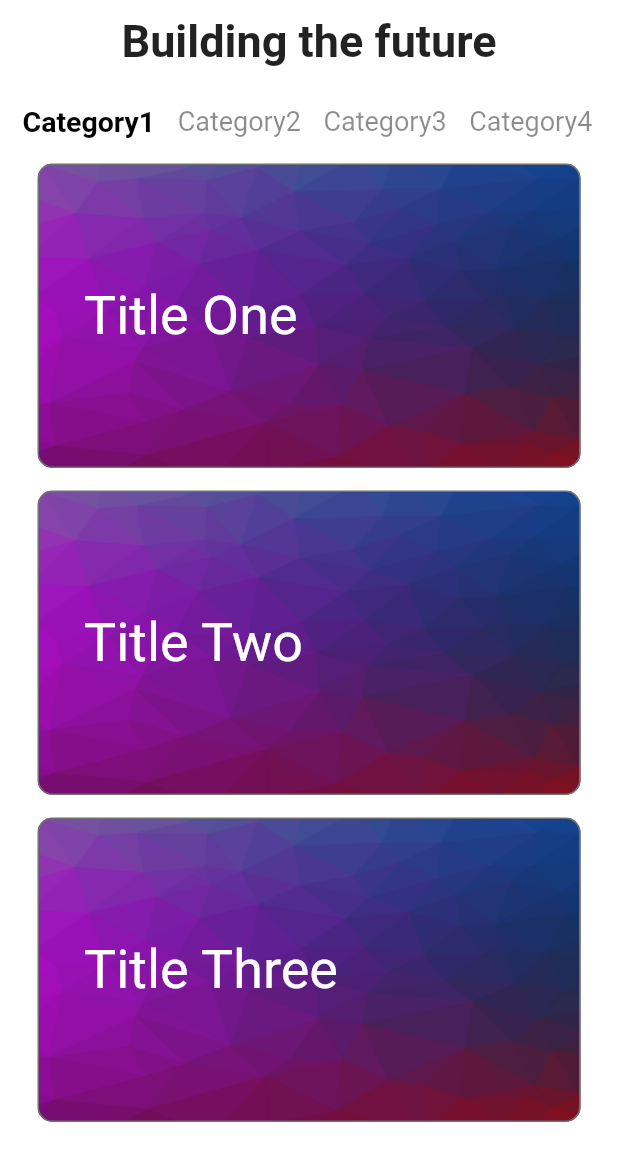
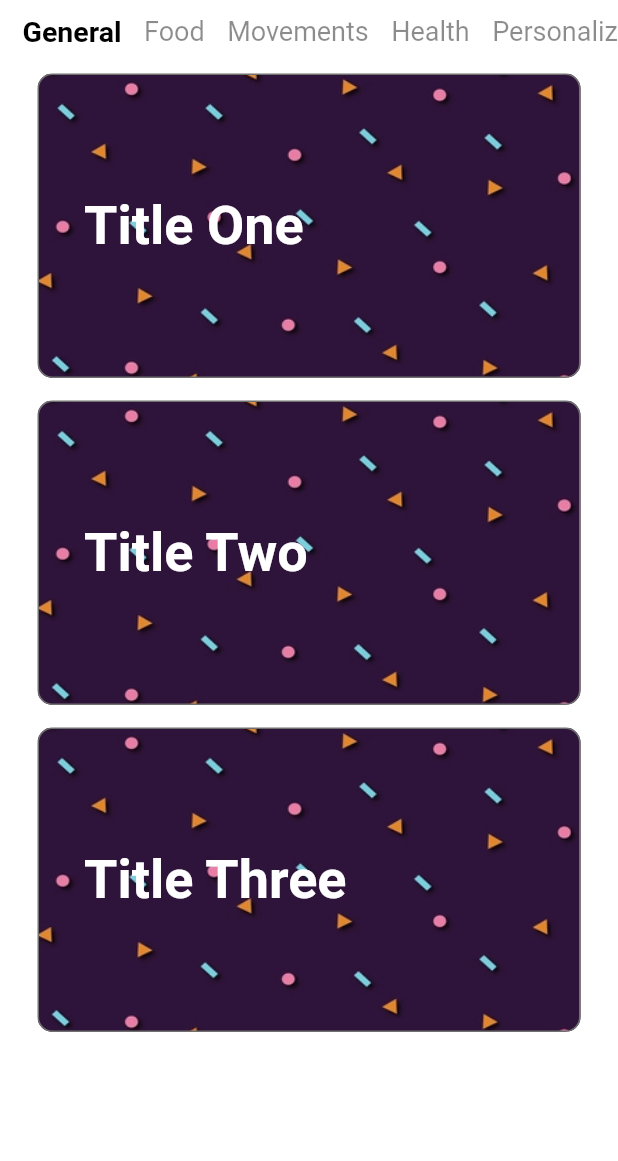
Before and after one commit to betaoverflow/donna, a Flutter app: the HomePage widget shown alone on an empty page, opened directly, on a phone screen of 412 x 824 dp. Shown: the top 1161 px of the screen. Run offline on Flutter 3.47's test engine with Material 2 defaults, Android fonts, the phone set to English and light mode, and no system bars; our stand-ins replace animated_theme_switcher, bubble_bottom_bar, cloud_firestore, firebase_auth, firebase_core, flutter_tts and 1 more; missing offline and left inert: dart:ffi; accounts and stored records are empty; network calls fail.

Commit message:
Enhacement: Home page UI and categories added

```diff
--- a/lib/home.dart
+++ b/lib/home.dart
@@ -105,14 +105,14 @@ class _HomeState extends State<Home> {
       //according to index pages shown
       body: <Widget>[HomePage(), FormPage(), ProfilePage()][currentIndex],
       bottomNavigationBar: BubbleBottomBar(
-        opacity: 0.2,
+        opacity: 0.1,
         currentIndex: currentIndex,
         onTap: changePage,
         borderRadius: BorderRadius.vertical(top: Radius.circular(16)),
         elevation: 8,
         items: <BubbleBottomBarItem>[
           BubbleBottomBarItem(
-              backgroundColor: Colors.red,
+              backgroundColor: Colors.green,
               icon: Icon(
                 Icons.home,
                 color: Colors.black,
@@ -134,7 +134,7 @@ class _HomeState extends State<Home> {
               ),
               title: Text("Form")),
           BubbleBottomBarItem(
-              backgroundColor: Colors.purple,
+              backgroundColor: Colors.green,
               icon: Icon(
                 Icons.person,
                 color: Colors.black,
--- a/lib/model/categories.dart
+++ b/lib/model/categories.dart
@@ -4,8 +4,9 @@ class CategoryModel {
 }
 
 List<CategoryModel> categories = [
-  CategoryModel(name: "Category1"),
-  CategoryModel(name: 'Category2'),
-  CategoryModel(name: 'Category3'),
-  CategoryModel(name: 'Category4')
+  CategoryModel(name: "General"),
+  CategoryModel(name: 'Food'),
+  CategoryModel(name: 'Movements'),
+  CategoryModel(name: 'Health'),
+  CategoryModel(name: 'Personalized')
 ];
--- a/lib/screens/homePage.dart
+++ b/lib/screens/homePage.dart
@@ -49,24 +49,8 @@ class _HomePageState extends State<HomePage>
         headerSliverBuilder: (context, value) {
           return [
             SliverToBoxAdapter(
-              child: Padding(
-                padding: EdgeInsets.fromLTRB(25, 10, 25, 25),
-                child: Align(
-                  alignment: Alignment.center,
-                  child: Text(
-                    "Building the future",
-                    style: TextStyle(
-                        // fontFamily: "Times",
-                        fontSize: 30,
-                        fontWeight: FontWeight.w700),
-                    textAlign: TextAlign.left,
-                  ),
-                ),
-              ),
-            ),
-            SliverToBoxAdapter(
               child: Container(
-                padding: EdgeInsets.only(left: 15),
+                padding: EdgeInsets.only(left: 15, top: 10),
                 alignment: Alignment.centerLeft,
                 child: TabBar(
                     labelPadding: EdgeInsets.only(right: 15),
@@ -93,7 +77,10 @@ class _HomePageState extends State<HomePage>
                 return ListView.builder(
                   itemCount: cardContent.length,
                   itemBuilder: (context, index) {
-                    return VoiceCard(subtitle: cardContent[index].title,content: cardContent[index].category,);
+                    return VoiceCard(
+                      subtitle: cardContent[index].title,
+                      content: cardContent[index].category,
+                    );
                   },
                   padding: EdgeInsets.symmetric(horizontal: 25),
                 );
--- a/lib/widgets/card.dart
+++ b/lib/widgets/card.dart
@@ -1,28 +1,31 @@
+import 'dart:ui';
+
 import 'package:flutter/material.dart';
 import 'package:flutter_tts/flutter_tts.dart';
 
 class VoiceCard extends StatelessWidget {
-  final FlutterTts flutterTts =FlutterTts();
+  final FlutterTts flutterTts = FlutterTts();
   final imageUrl, subtitle, content;
   VoiceCard(
       {Key? key,
-      this.content="Hi",
-      this.imageUrl = "assets/gradient-background-2.jpg",
+      this.content = "Hi",
+      this.imageUrl = "assets/cardbg.png",
       this.subtitle = "Bring me water"})
       : super(key: key);
   @override
   Widget build(BuildContext context) {
-    speak() async{
+    speak() async {
       await flutterTts.setVoice({"name": "Karen", "locale": "en-AU"});
       await flutterTts.speak(content);
     }
+
     return Padding(
       padding: EdgeInsets.only(top: 15),
       child: Column(
         crossAxisAlignment: CrossAxisAlignment.start,
         children: [
           InkWell(
-            onTap: ()=>speak(),
+            onTap: () => speak(),
             child: Container(
               height: 203,
               width: MediaQuery.of(context).size.width,
@@ -45,7 +48,10 @@ class VoiceCard extends StatelessWidget {
                       padding: EdgeInsets.fromLTRB(30, 0, 10, 0),
                       child: Text(
                         subtitle,
-                        style: TextStyle(fontSize: 36, color: Colors.white),
+                        style: TextStyle(
+                            fontSize: 36,
+                            fontWeight: FontWeight.bold,
+                            color: Colors.white),
                         maxLines: 4,
                         overflow: TextOverflow.fade,
                       ),
```
Also changed, not shown: lib/widgets/dropdown.dart (+1 -7 lines), assets/cardbg.png (added).
